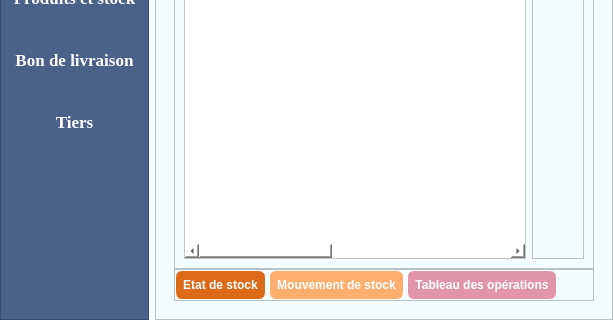
Old version of the form app.ui in the repository Totelof10/tsena; both pictures show x 0 to 613 and y 145 to 465 of the 613 by 465 pixel window.
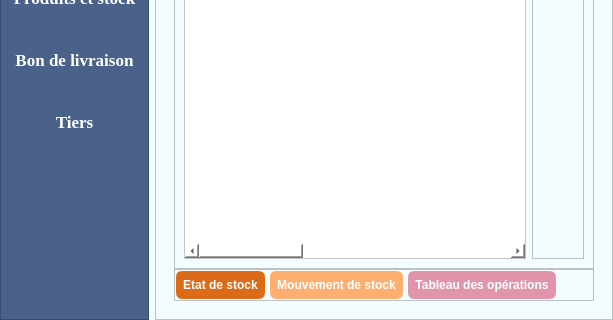
New version of the form. The open tabs and pages were chosen to show the change. Icons and pictures are not drawn.

What changed in the file:
```diff
--- a/app.ui
+++ b/app.ui
@@ -738,6 +738,26 @@
                  </font>
                 </property>
                </column>
+               <column>
+                <property name="text">
+                 <string>Prix Détail</string>
+                </property>
+                <property name="font">
+                 <font>
+                  <bold>true</bold>
+                 </font>
+                </property>
+               </column>
+               <column>
+                <property name="text">
+                 <string>Prix Remise</string>
+                </property>
+                <property name="font">
+                 <font>
+                  <bold>true</bold>
+                 </font>
+                </property>
+               </column>
                <column>
                 <property name="text">
                  <string>Fournisseur</string>
```
Left out of the diff: 44 changed lines with no effect on the pictures.
